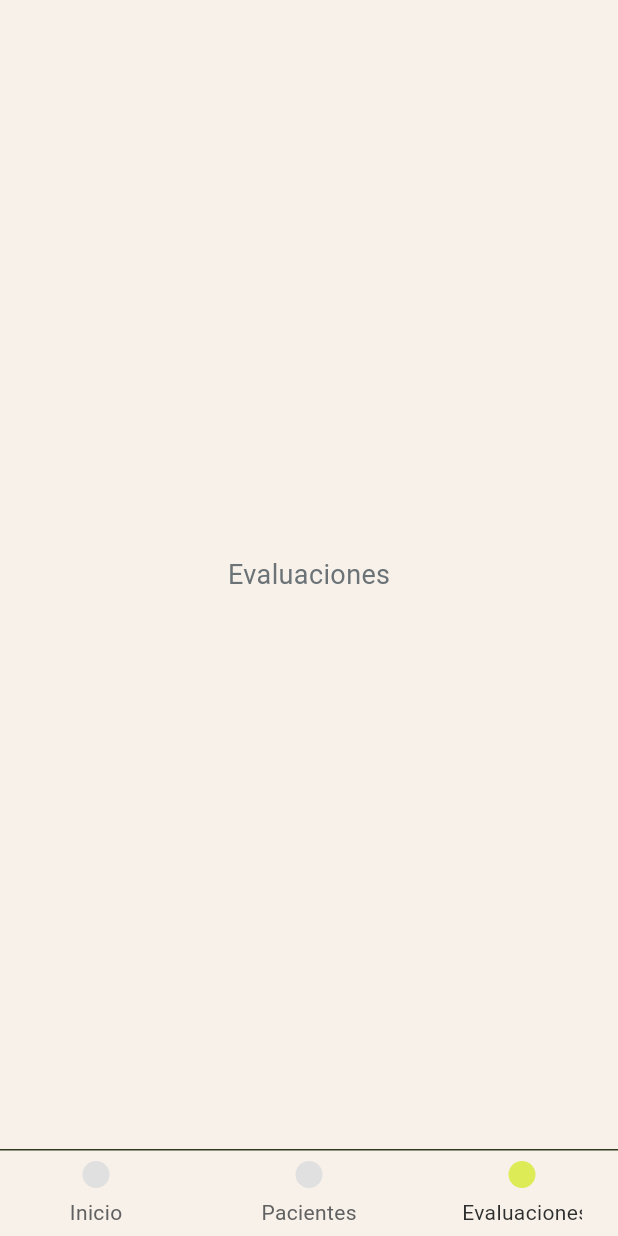
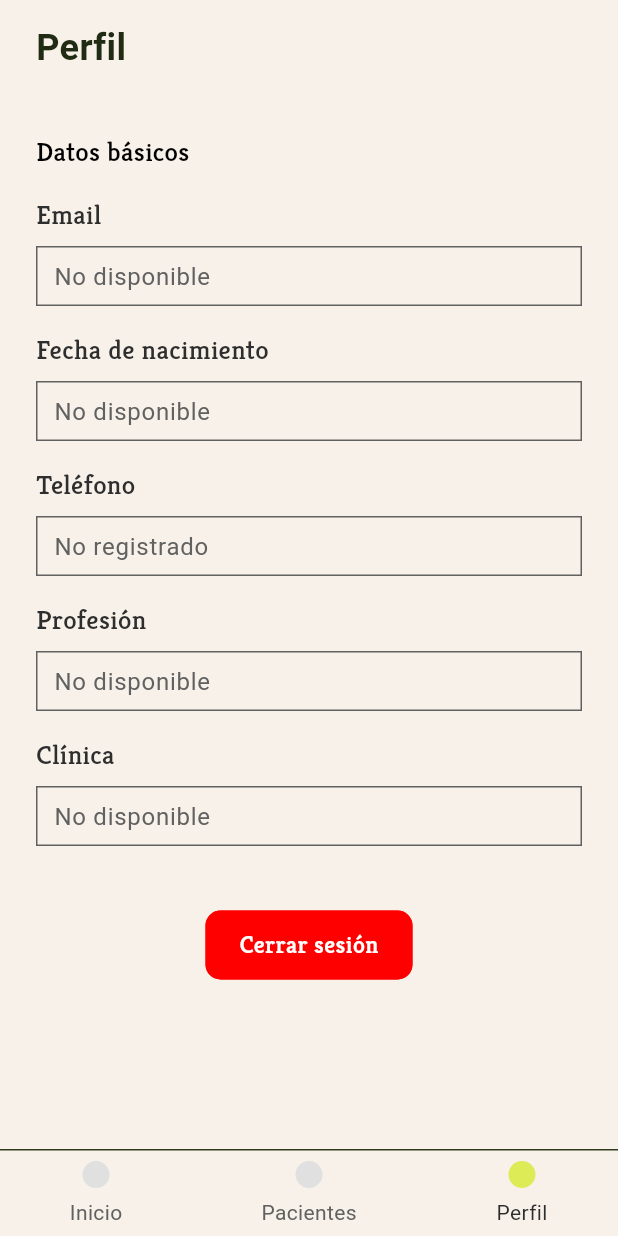
Before and after one commit to alvaroSG34/IHC-GestionCorporal, a Flutter app: the HomeView screen opened directly, item 3 of the bottom bar chosen, on a phone screen of 412 x 824 dp. Run offline on Flutter 3.47's test engine with Material 3 defaults, Android fonts, the phone set to English and light mode, and no system bars; our stand-ins replace flutter_secure_storage; accounts and stored records are empty; network calls fail; Roboto replaces fonts that are missing (kreon_bold, kreon_regular).

Commit message:
Pantalla Perfil + guardado de datos en local

```diff
--- a/code/frontend_flutter/lib/views/autenticacion/login_view.dart
+++ b/code/frontend_flutter/lib/views/autenticacion/login_view.dart
@@ -43,7 +43,10 @@ class _LoginViewState extends State<LoginView> {
       final respuesta = await AuthService().login(
         LoginRequest(correoElectronico: correo, contrasena: contrasena),
       );
-      await SessionService().guardarToken(respuesta.accessToken);
+      await SessionService().guardarSesion(
+        token: respuesta.accessToken,
+        usuario: respuesta.usuario,
+      );
       if (!mounted) return;
       Navigator.of(context).pushAndRemoveUntil(
         MaterialPageRoute(builder: (_) => const HomeView()),
--- a/code/frontend_flutter/lib/views/autenticacion/register_view.dart
+++ b/code/frontend_flutter/lib/views/autenticacion/register_view.dart
@@ -82,7 +82,10 @@ class _RegisterViewState extends State<RegisterView> {
           clinica: clinica,
         ),
       );
-      await SessionService().guardarToken(respuesta.accessToken);
+      await SessionService().guardarSesion(
+        token: respuesta.accessToken,
+        usuario: respuesta.usuario,
+      );
       if (!mounted) return;
       Navigator.of(context).pushAndRemoveUntil(
         MaterialPageRoute(builder: (_) => const HomeView()),
--- a/code/frontend_flutter/lib/views/home_view/home_view.dart
+++ b/code/frontend_flutter/lib/views/home_view/home_view.dart
@@ -5,23 +5,33 @@ import '../../consts/styles.dart';
 import '../../widgets/barra_inferior.dart';
 import '../../widgets/top_app_bar.dart';
 import '../pacientes/paciente_view.dart';
+import '../perfil/perfil_view.dart';
 
 class HomeView extends StatefulWidget {
-  const HomeView({super.key});
+  const HomeView({super.key, this.indiceInicial = 0});
+
+  final int indiceInicial;
 
   @override
   State<HomeView> createState() => _HomeViewState();
 }
 
 class _HomeViewState extends State<HomeView> {
-  int _indiceSeleccionado = 0;
+  late int _indiceSeleccionado;
 
   final List<Widget> _pantallas = const [
     _PantallaInicio(),
     PacienteView(),
-    _PantallaVacia(nombre: 'Evaluaciones'),
-    _PantallaVacia(nombre: 'Más'),
+    PerfilView(),
   ];
+
+  @override
+  void initState() {
+    super.initState();
+    _indiceSeleccionado = widget.indiceInicial
+        .clamp(0, _pantallas.length - 1)
+        .toInt();
+  }
 
   void _cambiarPantalla(int indice) {
     setState(() {
@@ -76,19 +86,3 @@ class _PantallaInicio extends StatelessWidget {
     );
   }
 }
-
-class _PantallaVacia extends StatelessWidget {
-  const _PantallaVacia({required this.nombre});
-
-  final String nombre;
-
-  @override
-  Widget build(BuildContext context) {
-    return Center(
-      child: Text(
-        nombre,
-        style: TextStyle(color: plomo, fontFamily: regular, fontSize: 18),
-      ),
-    );
-  }
-}
--- /dev/null
+++ b/code/frontend_flutter/lib/views/perfil/perfil_view.dart
@@ -0,0 +1,139 @@
+import 'package:flutter/material.dart';
+
+import '../../consts/colors.dart';
+import '../../consts/styles.dart';
+import '../../models/usuario.dart';
+import '../../services/session_service.dart';
+import '../../widgets/boton_guardar.dart';
+import '../../widgets/input.dart';
+import '../../widgets/top_app_bar.dart';
+import '../autenticacion/login_view.dart';
+
+class PerfilView extends StatefulWidget {
+  const PerfilView({super.key});
+
+  @override
+  State<PerfilView> createState() => _PerfilViewState();
+}
+
+class _PerfilViewState extends State<PerfilView> {
+  final _correoControlador = TextEditingController();
+  final _fechaNacimientoControlador = TextEditingController();
+  final _telefonoControlador = TextEditingController();
+  final _profesionControlador = TextEditingController();
+  final _clinicaControlador = TextEditingController();
+  bool _cerrandoSesion = false;
+
+  @override
+  void initState() {
+    super.initState();
+    _cargarUsuario();
+  }
+
+  Future<void> _cargarUsuario() async {
+    final usuario = await SessionService().obtenerUsuario();
+    if (!mounted) return;
+
+    _asignarDatos(usuario);
+  }
+
+  void _asignarDatos(Usuario? usuario) {
+    _correoControlador.text = usuario?.correoElectronico ?? 'No disponible';
+    _fechaNacimientoControlador.text = usuario == null
+        ? 'No disponible'
+        : _formatearFecha(usuario.fechaNacimiento);
+    _telefonoControlador.text = usuario?.telefono ?? 'No registrado';
+    _profesionControlador.text = usuario?.profesion ?? 'No disponible';
+    _clinicaControlador.text = usuario?.clinica ?? 'No disponible';
+  }
+
+  String _formatearFecha(DateTime fecha) {
+    return '${fecha.day.toString().padLeft(2, '0')}/${fecha.month.toString().padLeft(2, '0')}/${fecha.year}';
+  }
+
+  Future<void> _cerrarSesion() async {
+    setState(() => _cerrandoSesion = true);
+    await SessionService().cerrarSesion();
+    if (!mounted) return;
+
+    Navigator.of(context).pushAndRemoveUntil(
+      MaterialPageRoute(builder: (_) => const LoginView()),
+      (route) => false,
+    );
+  }
+
+  @override
+  void dispose() {
+    _correoControlador.dispose();
+    _fechaNacimientoControlador.dispose();
+    _telefonoControlador.dispose();
+    _profesionControlador.dispose();
+    _clinicaControlador.dispose();
+    super.dispose();
+  }
+
+  @override
+  Widget build(BuildContext context) {
+    return Column(
+      children: [
+        const TopAppBar(titulo: 'Perfil'),
+        Expanded(
+          child: SingleChildScrollView(
+            padding: const EdgeInsets.symmetric(horizontal: 24),
+            child: Column(
+              crossAxisAlignment: CrossAxisAlignment.stretch,
+              children: [
+                const SizedBox(height: 24),
+                Text(
+                  'Datos básicos',
+                  style: figmaBody.copyWith(color: Colors.black),
+                ),
+                const SizedBox(height: 16),
+                Input(
+                  etiqueta: 'Email',
+                  controlador: _correoControlador,
+                  soloLectura: true,
+                ),
+                const SizedBox(height: 16),
+                Input(
+                  etiqueta: 'Fecha de nacimiento',
+                  controlador: _fechaNacimientoControlador,
+                  soloLectura: true,
+                ),
+                const SizedBox(height: 16),
+                Input(
+                  etiqueta: 'Teléfono',
+                  controlador: _telefonoControlador,
+                  soloLectura: true,
+                ),
+                const SizedBox(height: 16),
+                Input(
+                  etiqueta: 'Profesión',
+                  controlador: _profesionControlador,
+                  soloLectura: true,
+                ),
+                const SizedBox(height: 16),
+                Input(
+                  etiqueta: 'Clínica',
+                  controlador: _clinicaControlador,
+                  soloLectura: true,
+                ),
+                const SizedBox(height: 43),
+                Center(
+                  child: BotonGuardar(
+                    texto: 'Cerrar sesión',
+                    estaCargando: _cerrandoSesion,
+                    alPresionar: _cerrandoSesion ? null : _cerrarSesion,
+                    colorFondo: error,
+                    colorTexto: blanco,
+                  ),
+                ),
+                const SizedBox(height: 24),
+              ],
+            ),
+          ),
+        ),
+      ],
+    );
+  }
+}
--- a/code/frontend_flutter/lib/widgets/barra_inferior.dart
+++ b/code/frontend_flutter/lib/widgets/barra_inferior.dart
@@ -42,7 +42,7 @@ class BarraInferior extends StatelessWidget {
                   alTocar: () => alCambiar(1),
                 ),
                 _ElementoNavegacion(
-                  texto: 'Evaluaciones',
+                  texto: 'Perfil',
                   seleccionado: indiceSeleccionado == 2,
                   alTocar: () => alCambiar(2),
                 ),
--- a/code/frontend_flutter/lib/widgets/boton_guardar.dart
+++ b/code/frontend_flutter/lib/widgets/boton_guardar.dart
@@ -9,11 +9,15 @@ class BotonGuardar extends StatelessWidget {
     required this.texto,
     required this.alPresionar,
     this.estaCargando = false,
+    this.colorFondo = auxiliar,
+    this.colorTexto = const Color(0xFF616161),
   });
 
   final String texto;
   final VoidCallback? alPresionar;
   final bool estaCargando;
+  final Color colorFondo;
+  final Color colorTexto;
 
   @override
   Widget build(BuildContext context) {
@@ -23,10 +27,10 @@ class BotonGuardar extends StatelessWidget {
       width: 138,
       height: 46,
       child: Material(
-        color: auxiliar,
+        color: colorFondo,
         shape: RoundedRectangleBorder(
           borderRadius: BorderRadius.circular(10),
-          side: const BorderSide(color: auxiliar),
+          side: BorderSide(color: colorFondo),
         ),
         child: InkWell(
           borderRadius: BorderRadius.circular(10),
@@ -38,10 +42,7 @@ class BotonGuardar extends StatelessWidget {
                     height: 18,
                     child: CircularProgressIndicator(strokeWidth: 2),
                   )
-                : Text(
-                    texto,
-                    style: figmaButton.copyWith(color: const Color(0xFF616161)),
-                  ),
+                : Text(texto, style: figmaButton.copyWith(color: colorTexto)),
           ),
         ),
       ),
```
Also changed, not shown: code/frontend_flutter/lib/services/session_service.dart (+39 -6 lines), code/frontend_flutter/lib/views/evaluaciones/evaluacion.view.dart (+12 -2 lines), code/frontend_flutter/lib/views/evaluaciones/evaluacion_detalle_view.dart (+12 -2 lines), code/frontend_flutter/lib/views/pacientes/paciente_detalle_view.dart (+11 -1 lines).
